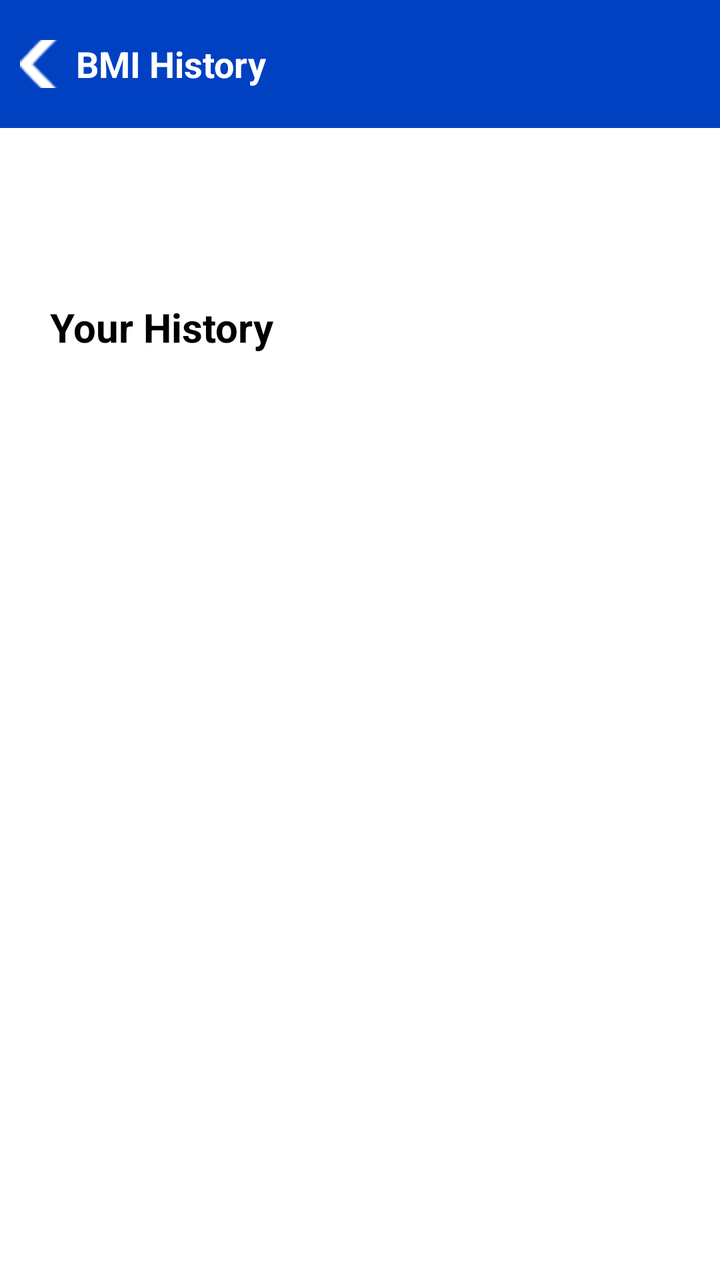
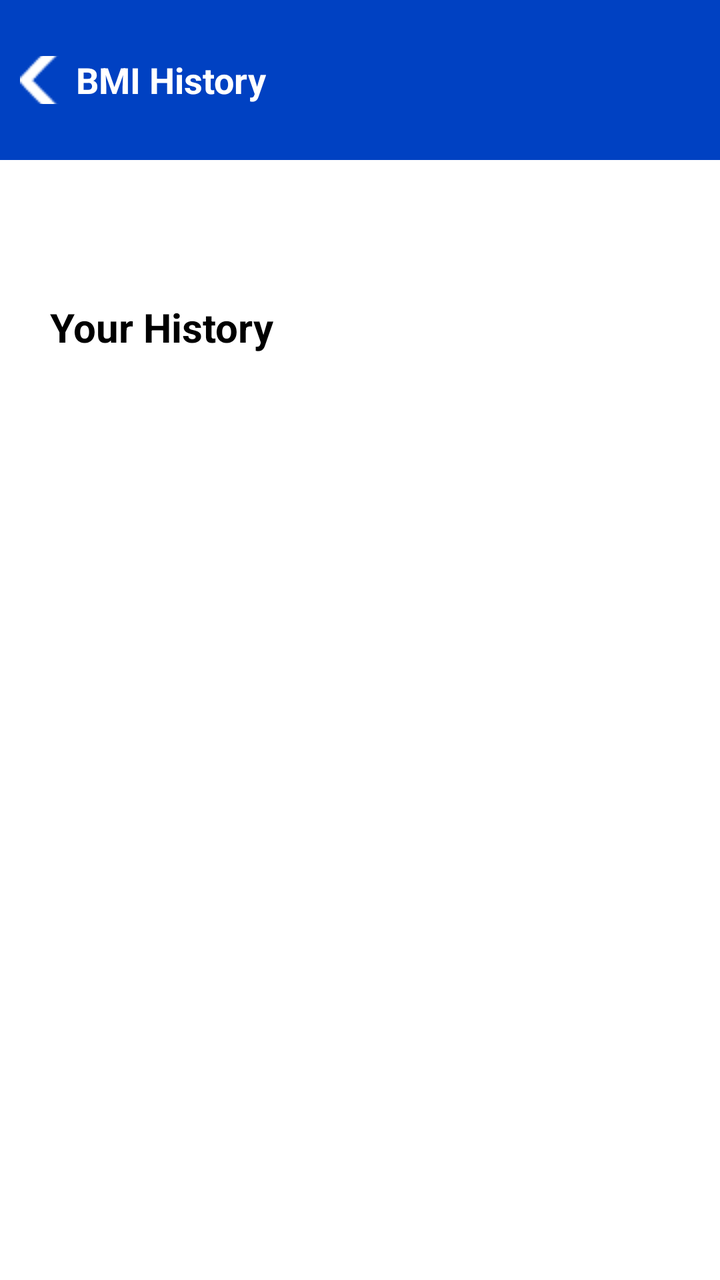

Screens rendered from an Android XML layout before and after an edit, with the pre-edit source and the edit as a unified diff.
<!-- AndroidManifest.xml: application theme Theme.Task_2 -->
<!-- res/layout/activity_bmi_history.xml -->
<?xml version="1.0" encoding="utf-8"?>
<androidx.constraintlayout.widget.ConstraintLayout xmlns:android="http://schemas.android.com/apk/res/android"
    xmlns:app="http://schemas.android.com/apk/res-auto"
    xmlns:tools="http://schemas.android.com/tools"
    android:id="@+id/main"
    android:layout_width="match_parent"
    android:layout_height="match_parent"
    tools:context=".BMI_History"
    android:background="@color/white">


    <LinearLayout
        android:id="@+id/headerLayout"
        android:layout_width="0dp"
        android:layout_height="64dp"
        android:background="@color/Blue"
        android:gravity="center_vertical"
        android:orientation="horizontal"
        android:paddingStart="8dp"
        android:paddingEnd="16dp"
        app:layout_constraintTop_toTopOf="parent"
        app:layout_constraintStart_toStartOf="parent"
        app:layout_constraintEnd_toEndOf="parent">

        <ImageButton
            android:id="@+id/backButton"
            android:layout_width="24dp"
            android:layout_height="24dp"
            android:background="?attr/selectableItemBackgroundBorderless"
            android:contentDescription="Back"
            android:padding="12dp"
            android:src="@drawable/ic_arrow_back"
            app:tint="@color/white" />

        <TextView
            android:layout_width="wrap_content"
            android:layout_height="wrap_content"
            android:layout_marginStart="6dp"
            android:text="BMI History"
            android:textColor="@color/white"
            android:textSize="18sp"
            android:textStyle="bold" />

    </LinearLayout>

    <TextView
        android:layout_width="wrap_content"
        android:layout_height="wrap_content"
        android:text="Your History"
        android:textSize="20sp"
        android:textStyle="bold"
        android:textColor="@color/black"
        android:layout_marginTop="150dp"
        android:layout_marginLeft="25dp"
        app:layout_constraintStart_toStartOf="parent"
        app:layout_constraintTop_toTopOf="parent"/>

    <LinearLayout
        android:layout_width="360dp"
        android:layout_height="500dp"
        android:layout_marginTop="200dp"
        android:layout_marginLeft="25dp"
        app:layout_constraintTop_toTopOf="parent"
        app:layout_constraintStart_toStartOf="parent">

        <ListView
            android:layout_width="360dp"
            android:layout_height="500dp"
            android:id="@+id/Bmi_history"/>

    </LinearLayout>
</androidx.constraintlayout.widget.ConstraintLayout>
<!-- resources referenced by this layout -->
<resources>
  <color name="Blue">#0041C2</color>
  <color name="black">#FF000000</color>
  <color name="white">#FFFFFFFF</color>
  <!-- drawable ic_arrow_back: png bitmap (drawable, 340 bytes) -->
  <style name="Theme.Task_2" parent="Base.Theme.Task_2" />
  <style name="Base.Theme.Task_2" parent="Theme.Material3.DayNight.NoActionBar">
          
          <item name="colorPrimary">@color/Blue</item>
          <item name="colorPrimaryVariant">@color/Blue</item>
          <item name="android:statusBarColor">@color/Blue</item>
      </style>
</resources>

<!-- the commit's change to res/layout/activity_bmi_history.xml (unified diff, before → after) -->
@@ -12,7 +12,7 @@
     <LinearLayout
         android:id="@+id/headerLayout"
         android:layout_width="0dp"
-        android:layout_height="64dp"
+        android:layout_height="80dp"
         android:background="@color/Blue"
         android:gravity="center_vertical"
         android:orientation="horizontal"
